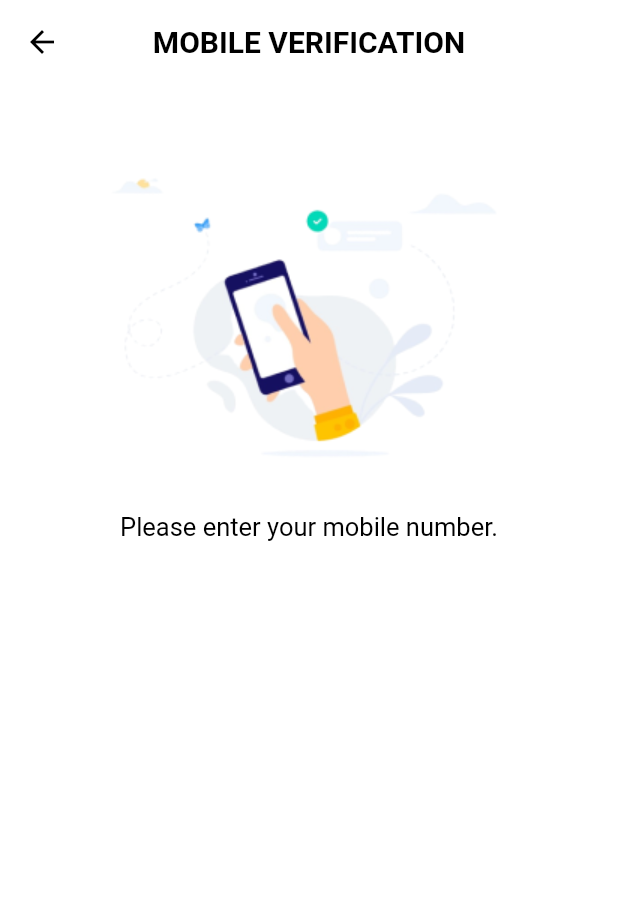
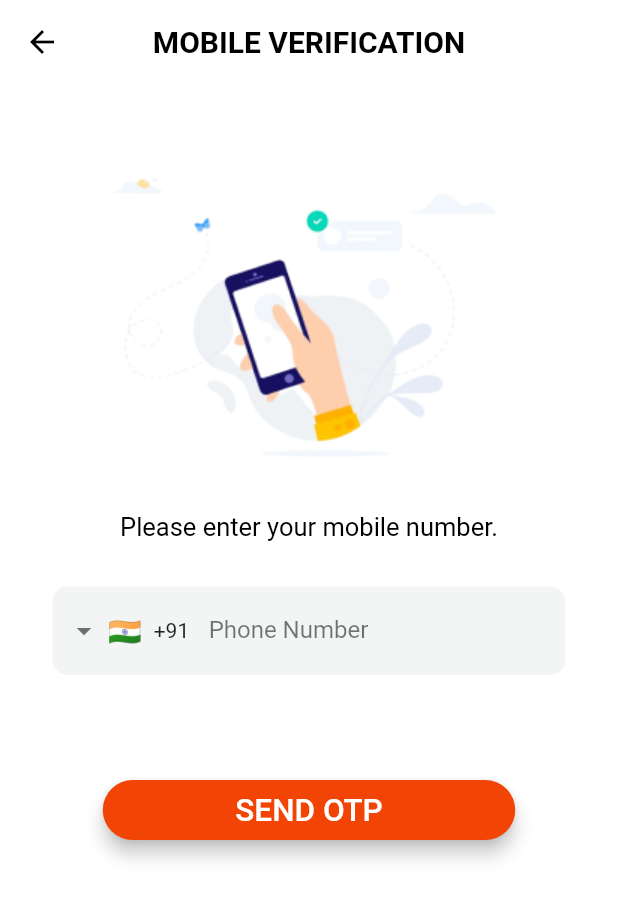
Before and after one commit to wersharks/mera_aadhar, a Flutter app: the screen it shows after launch, after a tap on "CLICK", on a phone screen of 412 x 824 dp. Shown: the top 899 px of the screen. Run offline on Flutter 3.47's test engine with Material 2 defaults, Android fonts, the phone set to English and light mode, and no system bars; drawn by our look-alikes of intl_phone_field; our stand-ins replace flutter_otp_text_field.

Commit message:
added login pages UI

```diff
--- a/lib/screens/home_page.dart
+++ b/lib/screens/home_page.dart
@@ -2,6 +2,7 @@ import 'package:flutter/src/foundation/key.dart';
 import 'package:flutter/src/widgets/framework.dart';
 import 'package:flutter/material.dart';
 import 'package:mera_aadhar/screens/verification.dart';
+import 'package:mera_aadhar/utilities/constants.dart';
 
 class HomePage extends StatelessWidget {
   const HomePage({Key? key}) : super(key: key);
@@ -13,6 +14,7 @@ class HomePage extends StatelessWidget {
       child: Column(
         children: [
           TextButton(
+            style: buttonStyle,
             child: Text("CLICK"),
             onPressed: () {
               Navigator.push(context,
--- a/lib/screens/verification.dart
+++ b/lib/screens/verification.dart
@@ -1,6 +1,9 @@
 import 'package:flutter/src/foundation/key.dart';
 import 'package:flutter/src/widgets/framework.dart';
 import 'package:flutter/material.dart';
+import 'package:intl_phone_field/intl_phone_field.dart';
+import 'package:mera_aadhar/utilities/constants.dart';
+import 'package:flutter_otp_text_field/flutter_otp_text_field.dart';
 
 class Verification extends StatefulWidget {
   const Verification({Key? key}) : super(key: key);
@@ -10,6 +13,9 @@ class Verification extends StatefulWidget {
 }
 
 class _VerificationState extends State<Verification> {
+  FocusNode mobileNumberFocusNode = FocusNode();
+  FocusNode otpFocusNode = FocusNode();
+  bool isOTPScreen = false;
   @override
   Widget build(BuildContext context) {
     return Scaffold(
@@ -20,11 +26,9 @@ class _VerificationState extends State<Verification> {
           elevation: 0,
           centerTitle: true,
           backgroundColor: Colors.transparent,
-          title: const Text('MOBILE VERIFICATION',
-              style: TextStyle(
-                color: Colors.black,
-                fontWeight: FontWeight.bold,
-              ))),
+          title: Text(
+              (!isOTPScreen) ? 'MOBILE VERIFICATION' : 'VERIFY YOUR ACCOUNT',
+              style: appBarTextStyle)),
       body: SafeArea(
         child: Column(
           crossAxisAlignment: CrossAxisAlignment.center,
@@ -34,7 +38,9 @@ class _VerificationState extends State<Verification> {
             ),
             Center(
               child: Image.asset(
-                'assets/verification1.png',
+                (!isOTPScreen)
+                    ? 'assets/verification1.png'
+                    : 'assets/verification2.png',
                 width: 292,
                 height: 200,
               ),
@@ -42,8 +48,104 @@ class _VerificationState extends State<Verification> {
             SizedBox(
               height: 30,
             ),
-            Text('Please enter your mobile number.',
-                style: TextStyle(color: Colors.black, fontSize: 17))
+            Text(
+                (!isOTPScreen)
+                    ? 'Please enter your mobile number.'
+                    : 'Enter the OTP received on your phone.',
+                style: textStyle),
+            SizedBox(
+              height: 30,
+            ),
+            if (!isOTPScreen)
+              Padding(
+                padding: const EdgeInsets.symmetric(horizontal: 35),
+                child: Focus(
+                  onFocusChange: (hasFocus) {
+                    setState(() {});
+                  },
+                  child: IntlPhoneField(
+                    dropdownIcon: Icon(
+                      Icons.arrow_drop_down,
+                      color: mobileNumberFocusNode.hasFocus
+                          ? Colors.orange
+                          : Colors.black54,
+                    ),
+                    cursorColor: mobileNumberFocusNode.hasFocus
+                        ? Colors.orange
+                        : Colors.black54,
+                    focusNode: mobileNumberFocusNode,
+                    decoration: InputDecoration(
+                      fillColor: Color(0xFFF3F5F5),
+                      filled: true,
+                      counterText: '',
+                      labelStyle: TextStyle(
+                          color: mobileNumberFocusNode.hasFocus
+                              ? Colors.orange
+                              : Colors.black54),
+                      border: OutlineInputBorder(
+                          borderSide: BorderSide.none,
+                          borderRadius: BorderRadius.all(Radius.circular(10))),
+                      labelText: 'Phone Number',
+                    ),
+                    flagsButtonPadding: EdgeInsets.symmetric(horizontal: 5),
+                    initialCountryCode: 'IN',
+                  ),
+                ),
+              ),
+            if (isOTPScreen)
+              Padding(
+                padding: EdgeInsets.symmetric(horizontal: 30),
+                child: Focus(
+                  focusNode: otpFocusNode,
+                  child: OtpTextField(
+                    cursorColor:
+                        otpFocusNode.hasFocus ? Colors.orange : Colors.black54,
+                    borderRadius: BorderRadius.all(Radius.circular(15)),
+                    filled: true,
+                    fillColor: Color(0xFFF3F5F5),
+                    borderColor: Color(0xFFF3F5F5),
+                    focusedBorderColor: Color(0xFFF3F5F5),
+                    enabledBorderColor: Color(0xFFF3F5F5),
+                    showFieldAsBox: true,
+                    numberOfFields: 6,
+                  ),
+                ),
+              ),
+            if (isOTPScreen)
+              SizedBox(
+                height: 20,
+              ),
+            if (isOTPScreen)
+              Row(
+                mainAxisAlignment: MainAxisAlignment.center,
+                children: [
+                  Text("Didn't get OTP? ", style: textStyle),
+                  TextButton(
+                      onPressed: () {},
+                      child: Text(
+                        'Resend',
+                        style: TextStyle(color: Colors.red, fontSize: 17),
+                      ))
+                ],
+              ),
+            SizedBox(
+              height: 70,
+            ),
+            SizedBox(
+              width: 275,
+              height: 40,
+              child: TextButton(
+                  style: buttonStyle,
+                  onPressed: () {
+                    setState(() {
+                      isOTPScreen = true;
+                    });
+                  },
+                  child: Text(
+                    (!isOTPScreen) ? 'SEND OTP' : 'VERIFY',
+                    style: buttonTextStyle,
+                  )),
+            )
           ],
         ),
       ),
--- a/lib/utilities/constants.dart
+++ b/lib/utilities/constants.dart
@@ -0,0 +1,13 @@
+import 'package:flutter/material.dart';
+
+const buttonTextStyle = TextStyle(color: Colors.white, fontSize: 21);
+var buttonStyle = ButtonStyle(
+    shape: MaterialStateProperty.all(
+        RoundedRectangleBorder(borderRadius: BorderRadius.circular(20))),
+    backgroundColor: MaterialStateProperty.all(Color(0xffF24405)),
+    elevation: MaterialStateProperty.all(5));
+const textStyle = TextStyle(color: Colors.black, fontSize: 17);
+const appBarTextStyle = TextStyle(
+  color: Colors.black,
+  fontWeight: FontWeight.bold,
+);
--- a/pubspec.yaml
+++ b/pubspec.yaml
@@ -30,6 +30,8 @@ dependencies:
   flutter:
     sdk: flutter
   flutter_svg: ^1.1.3
+  flutter_otp_text_field: ^1.1.0
+  intl_phone_field: ^3.1.0
 
   # The following adds the Cupertino Icons font to your application.
   # Use with the CupertinoIcons class for iOS style icons.
```
Also changed, not shown: assets/verification2.png (added), pubspec.lock.
